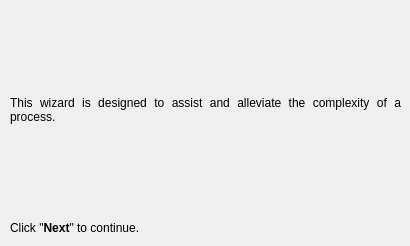
GunioRobot/speechcontrol, file ui/wizards/intro.ui: the form before one commit.
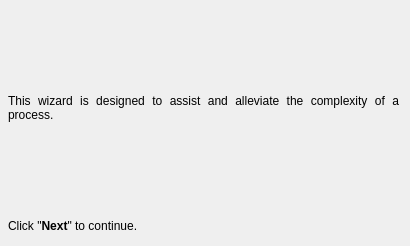
The form after the commit.

Diff of the .ui file:
```diff
--- a/ui/wizards/intro.ui
+++ b/ui/wizards/intro.ui
@@ -34,8 +34,8 @@
   <widget class="QWidget" name="verticalLayoutWidget">
    <property name="geometry">
     <rect>
-     <x>10</x>
-     <y>10</y>
+     <x>8</x>
+     <y>8</y>
      <width>391</width>
      <height>231</height>
     </rect>
```
